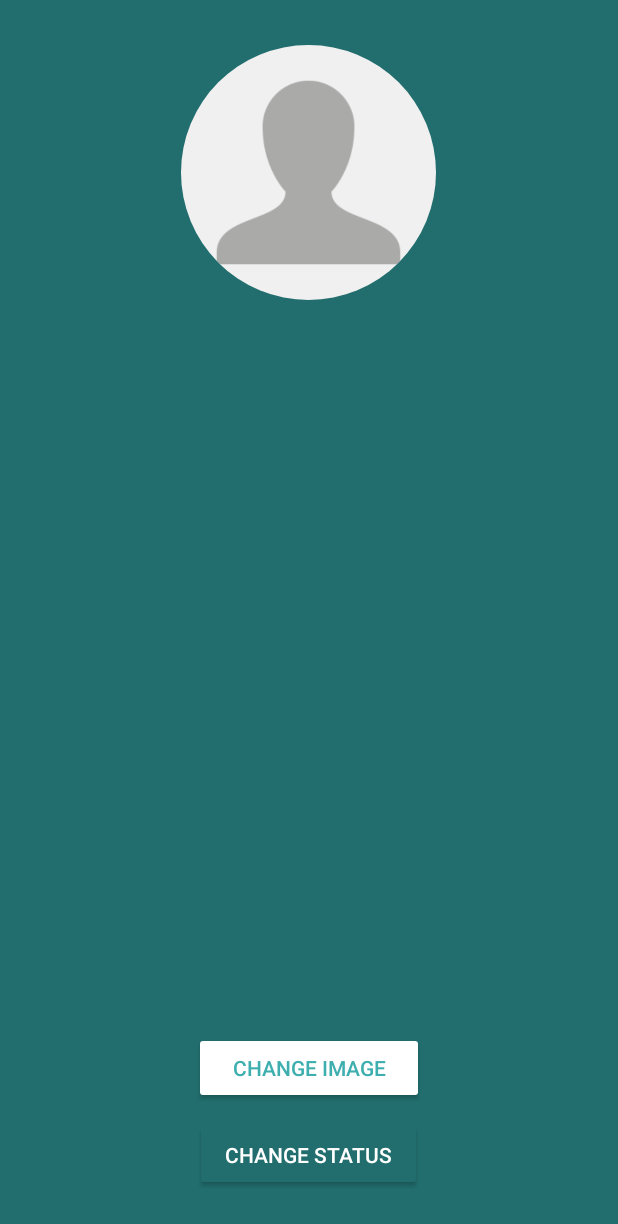
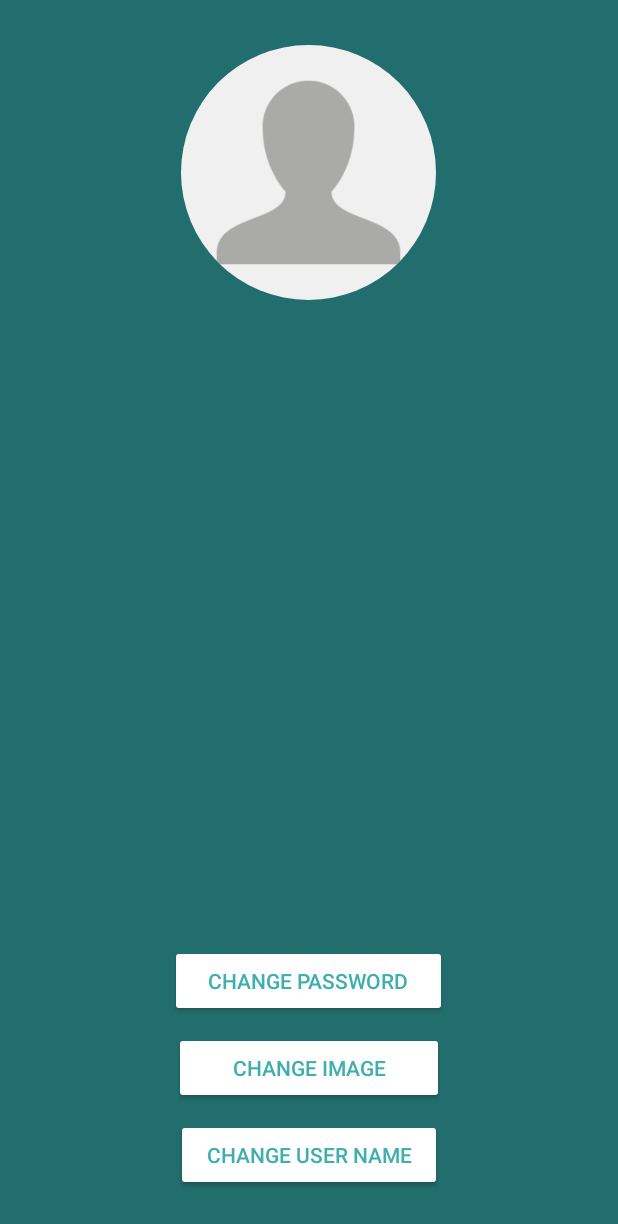
Before and after one commit to buingocdanh/AppChatFirebase, an Android app: the screen it shows after launch once a user with an empty profile is signed in (SettingsActivity), in the options menu, after a tap on "Account Settings", on a phone screen of 412 x 824 dp. Shown: the top 1224 px of the screen. Run offline under Robolectric (Android 15) with nearby library versions, the phone set to English and light mode, and no system bars; our stand-ins replace CircleImageView, Firebase (no records; nobody signed in at launch, a user with empty details on screens opened directly), Picasso; libraries missing offline, so code that uses them is left out: com.theartofdev.edmodo, id.zelory.compressor; pictures from the network do not load; 9 statements that could not run were skipped.

Commit message:
update code

```diff
--- a/ChatAppBasic/app/src/main/java/com/koddev/chatapp/LoginActivity.java
+++ b/ChatAppBasic/app/src/main/java/com/koddev/chatapp/LoginActivity.java
@@ -46,6 +46,8 @@ public class LoginActivity extends AppCompatActivity {
             @Override
             public void onClick(View view) {
                 startActivity(new Intent(LoginActivity.this, ResetPasswordActivity.class));
+                Toast.makeText(LoginActivity.this, " failed!", Toast.LENGTH_SHORT).show();
+
             }
         });
 
--- a/ChatAppBasic/app/src/main/java/com/koddev/chatapp/MainActivity.java
+++ b/ChatAppBasic/app/src/main/java/com/koddev/chatapp/MainActivity.java
@@ -105,7 +105,8 @@ public class MainActivity extends AppCompatActivity {
 
                 viewPagerAdapter.addFragment(new UsersFragment(), "Users");
                 viewPagerAdapter.addFragment(new Friends(),"Friends");
-                viewPagerAdapter.addFragment(new RequestsFragment(),"Request");
+
+            //    viewPagerAdapter.addFragment(new RequestsFragment(),"Request");
                 viewPager.setAdapter(viewPagerAdapter);
 
                 tabLayout.setupWithViewPager(viewPager);
--- a/ChatAppBasic/app/src/main/res/layout/activity_settings.xml
+++ b/ChatAppBasic/app/src/main/res/layout/activity_settings.xml
@@ -34,11 +34,11 @@
         android:layout_alignParentBottom="true"
         android:layout_centerHorizontal="true"
         android:layout_marginBottom="30dp"
-        android:backgroundTint="@color/colorAccent"
+        android:backgroundTint="@android:color/white"
         android:paddingLeft="20dp"
         android:paddingRight="20dp"
-        android:text="CHANGE STATUS"
-        android:textColor="@android:color/white" />
+        android:text="CHANGE USER NAME"
+        android:textColor="@color/colorPrimary" />
 
     <Button
         android:id="@+id/settings_image_btn"
@@ -50,7 +50,19 @@
         android:backgroundTint="@android:color/white"
         android:paddingLeft="25dp"
         android:paddingRight="25dp"
-        android:text="CHANGE IMAGE"
+        android:text="    CHANGE IMAGE    "
+        android:textColor="@color/colorPrimary" />
+    <Button
+        android:id="@+id/settings_password_btn"
+        android:layout_width="wrap_content"
+        android:layout_height="wrap_content"
+        android:layout_above="@+id/settings_image_btn"
+        android:layout_centerHorizontal="true"
+        android:layout_marginBottom="10dp"
+        android:backgroundTint="@android:color/white"
+        android:paddingLeft="25dp"
+        android:paddingRight="25dp"
+        android:text="CHANGE PASSWORD"
         android:textColor="@color/colorPrimary" />
 
     <TextView
--- /dev/null
+++ b/ChatAppBasic/app/src/main/res/layout/user_friend_single_layout.xml
@@ -0,0 +1,6 @@
+<?xml version="1.0" encoding="utf-8"?>
+<android.support.constraint.ConstraintLayout
+    xmlns:android="http://schemas.android.com/apk/res/android" android:layout_width="match_parent"
+    android:layout_height="match_parent">
+
+</android.support.constraint.ConstraintLayout>
```
Also changed, not shown: ChatAppBasic/app/src/main/java/com/koddev/chatapp/Fragments/RequestsFragment.java (+99 -2 lines), ChatAppBasic/app/src/main/java/com/koddev/chatapp/ProfileActivity.java (+28 -3 lines), ChatAppBasic/app/src/main/res/layout/fragment_requests.xml (+6 -6 lines), ChatAppBasic/app/src/main/res/layout/users_request_single_layout.xml (added, +65 -0 lines).
